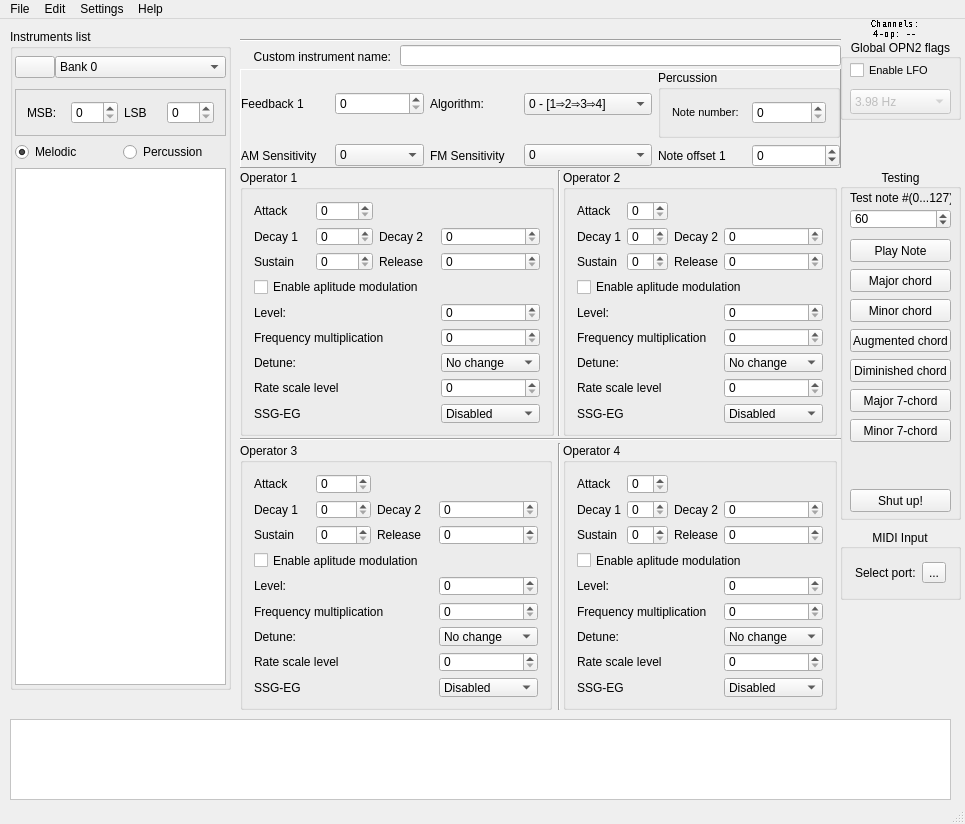
This is src/bank_editor.ui in Wohlstand/OPN2BankEditor as Qt 5 draws it before an edit. The edited form follows.
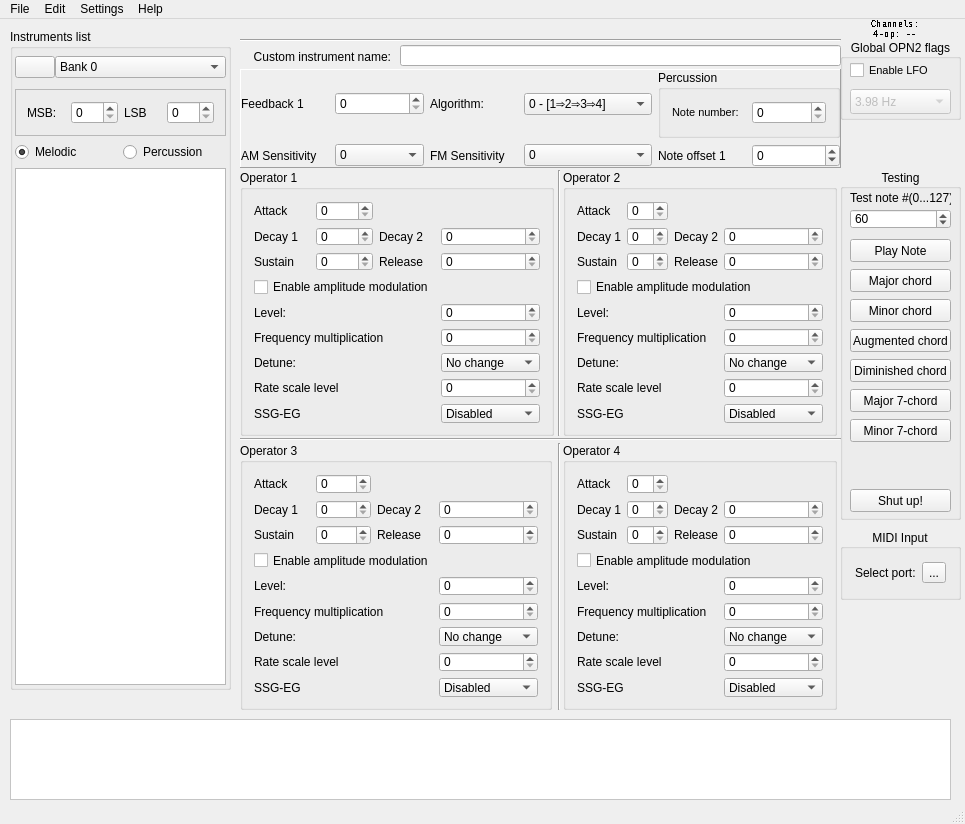
This is the edited form. Icons and pictures are not drawn. Custom widgets are drawn as their Qt base class.

Commit message: Fix text aplitude->amplitude on main page UI

Patch:
```diff
--- a/src/bank_editor.ui
+++ b/src/bank_editor.ui
@@ -828,7 +828,7 @@
            <string>&lt;html&gt;&lt;head/&gt;&lt;body&gt;&lt;p&gt;&lt;span style=&quot; font-weight:600;&quot;&gt;Enable affecting by LFO&lt;/span&gt;&lt;/p&gt;&lt;p&gt;Make this operator be affected by LFO.&lt;/p&gt;&lt;/body&gt;&lt;/html&gt;</string>
           </property>
           <property name="text">
-           <string>Enable aplitude modulation</string>
+           <string>Enable amplitude modulation</string>
           </property>
          </widget>
         </item>
@@ -964,7 +964,7 @@
            <string>&lt;html&gt;&lt;head/&gt;&lt;body&gt;&lt;p&gt;&lt;span style=&quot; font-weight:600;&quot;&gt;Enable affecting by LFO&lt;/span&gt;&lt;/p&gt;&lt;p&gt;Make this operator be affected by LFO.&lt;/p&gt;&lt;/body&gt;&lt;/html&gt;</string>
           </property>
           <property name="text">
-           <string>Enable aplitude modulation</string>
+           <string>Enable amplitude modulation</string>
           </property>
          </widget>
         </item>
@@ -1495,7 +1495,7 @@
            <string>&lt;html&gt;&lt;head/&gt;&lt;body&gt;&lt;p&gt;&lt;span style=&quot; font-weight:600;&quot;&gt;Enable affecting by LFO&lt;/span&gt;&lt;/p&gt;&lt;p&gt;Make this operator be affected by LFO.&lt;/p&gt;&lt;/body&gt;&lt;/html&gt;</string>
           </property>
           <property name="text">
-           <string>Enable aplitude modulation</string>
+           <string>Enable amplitude modulation</string>
           </property>
          </widget>
         </item>
@@ -1825,7 +1825,7 @@
            <string>&lt;html&gt;&lt;head/&gt;&lt;body&gt;&lt;p&gt;&lt;span style=&quot; font-weight:600;&quot;&gt;Enable affecting by LFO&lt;/span&gt;&lt;/p&gt;&lt;p&gt;Make this operator be affected by LFO.&lt;/p&gt;&lt;/body&gt;&lt;/html&gt;</string>
           </property>
           <property name="text">
-           <string>Enable aplitude modulation</string>
+           <string>Enable amplitude modulation</string>
           </property>
          </widget>
         </item>
```
